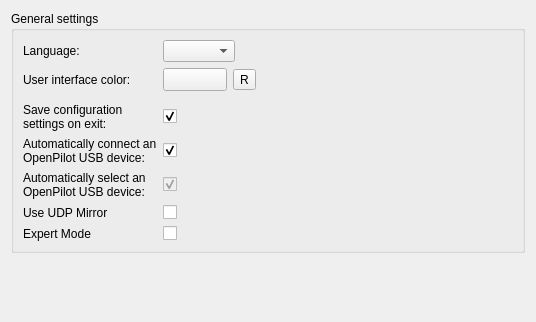
FlyTheThings/raspberrypilot, file ground/openpilotgcs/src/plugins/coreplugin/generalsettings.ui: the form before one commit.
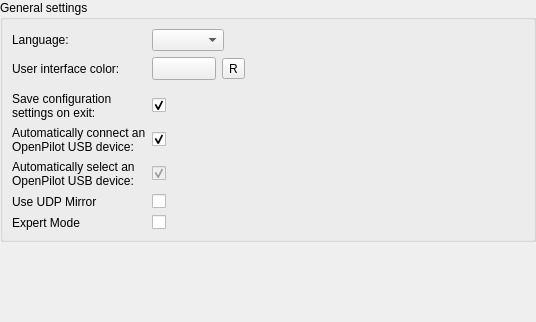
The form after the commit. Icons and pictures are not drawn. Custom widgets are drawn as their Qt base class.

Patch:
```diff
--- a/ground/openpilotgcs/src/plugins/coreplugin/generalsettings.ui
+++ b/ground/openpilotgcs/src/plugins/coreplugin/generalsettings.ui
@@ -11,6 +11,9 @@
    </rect>
   </property>
   <layout class="QVBoxLayout" name="verticalLayout_2">
+   <property name="margin">
+    <number>0</number>
+   </property>
    <item>
     <widget class="QGroupBox" name="groupBox">
      <property name="title">
```
